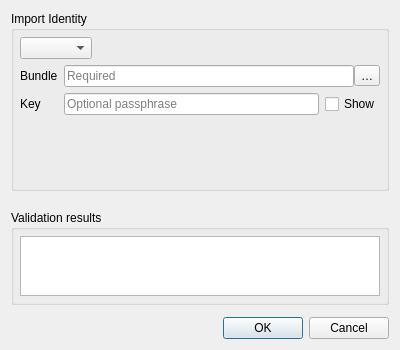
Qt form src/ui/auth/qgsauthimportidentitydialog.ui (qgis/QGIS) before a commit.
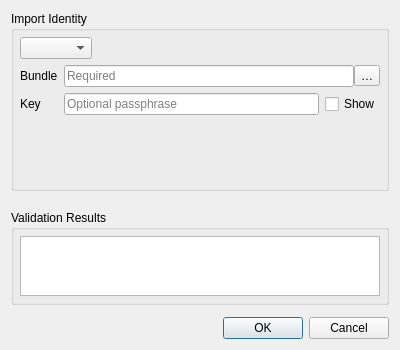
The same form after that commit.

The edit to the form file:
```diff
--- a/src/ui/auth/qgsauthimportidentitydialog.ui
+++ b/src/ui/auth/qgsauthimportidentitydialog.ui
@@ -321,7 +321,7 @@
       </sizepolicy>
      </property>
      <property name="title">
-      <string>Validation results</string>
+      <string>Validation Results</string>
      </property>
      <layout class="QVBoxLayout" name="verticalLayout_3">
       <property name="spacing">
```
